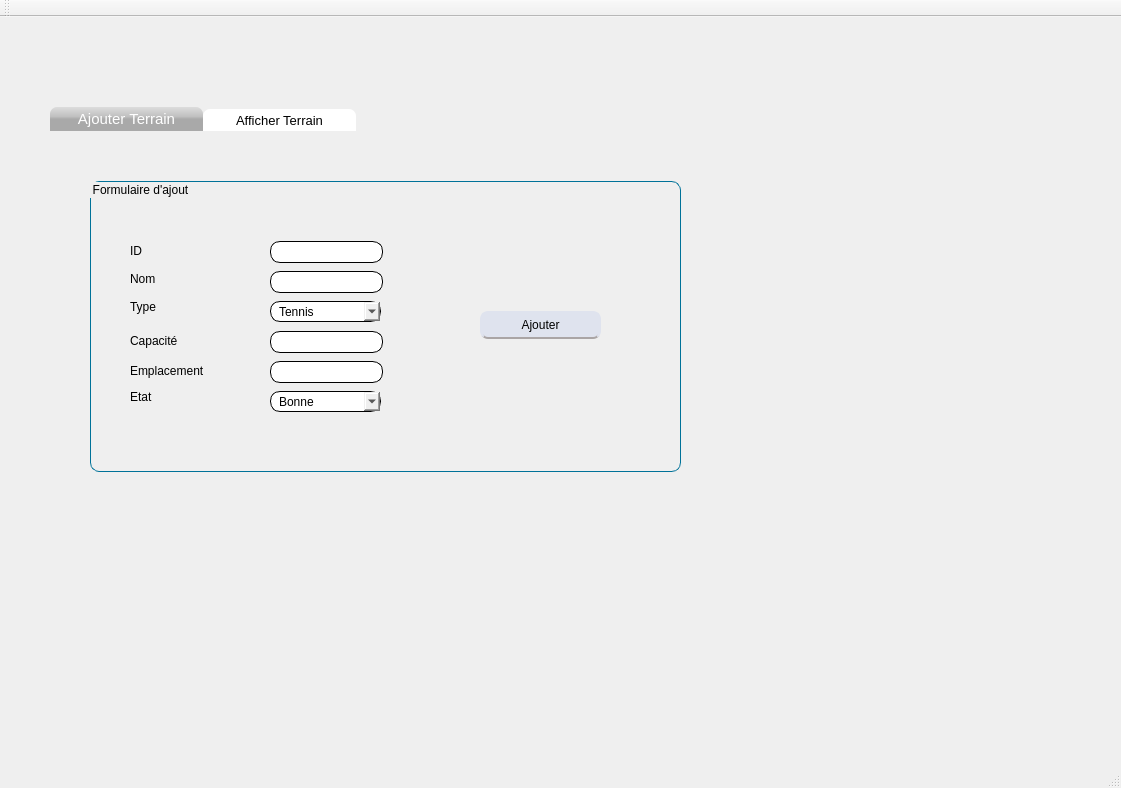
Qt form mainwindow.ui (BMaaouia/Cesar) before a commit.
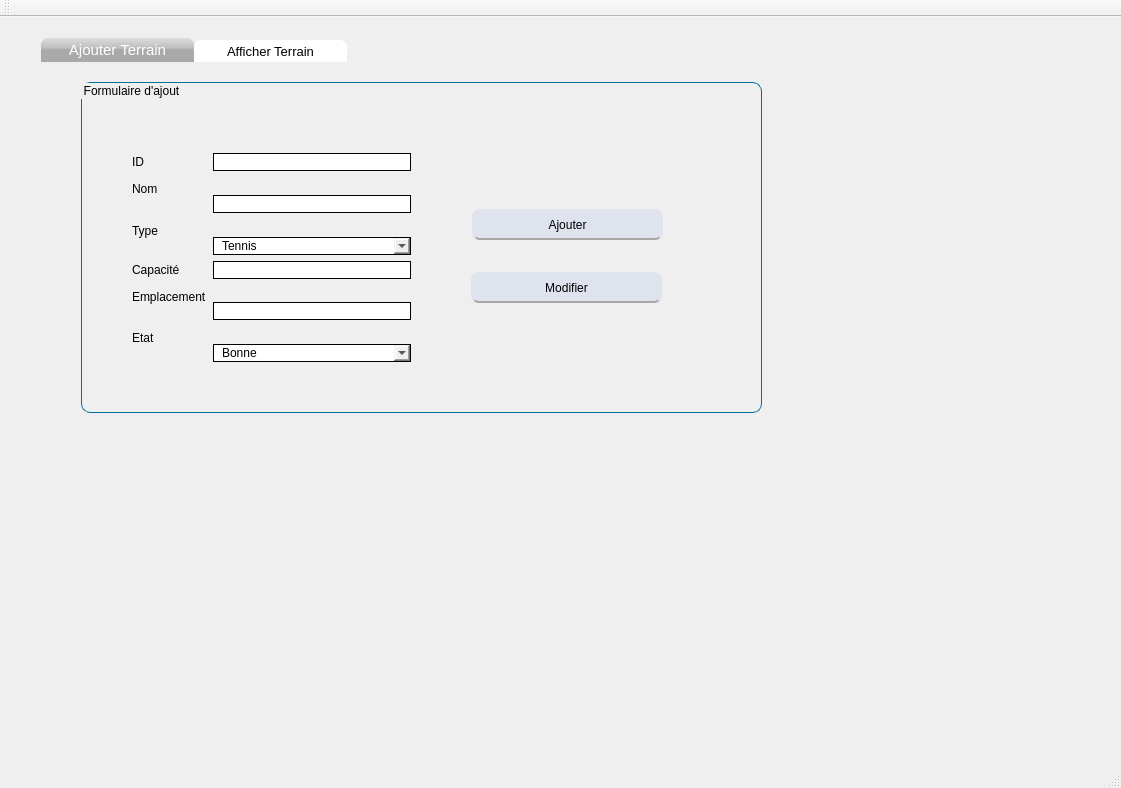
The same form after that commit. The open tabs and pages were chosen to show the change.

```diff
--- a/mainwindow.ui
+++ b/mainwindow.ui
@@ -14,15 +14,9 @@
    <string>Gestion des Clients</string>
   </property>
   <widget class="QWidget" name="centralWidget">
+   <layout class="QGridLayout" name="gridLayout">
+    <item row="0" column="0">
    <widget class="QStackedWidget" name="stackedWidget">
-    <property name="geometry">
-     <rect>
-      <x>40</x>
-      <y>80</y>
-      <width>991</width>
-      <height>431</height>
-     </rect>
-    </property>
     <property name="currentIndex">
      <number>0</number>
     </property>
@@ -30,7 +24,7 @@
      <widget class="QTabWidget" name="tabWidget">
       <property name="geometry">
        <rect>
-        <x>10</x>
+          <x>30</x>
         <y>10</y>
         <width>931</width>
         <height>411</height>
@@ -85,9 +79,9 @@
         <property name="geometry">
          <rect>
           <x>40</x>
-          <y>50</y>
-          <width>591</width>
-          <height>291</height>
+            <y>20</y>
+            <width>681</width>
+            <height>331</height>
          </rect>
         </property>
         <property name="styleSheet">
@@ -100,99 +94,91 @@
         <property name="title">
          <string>Formulaire d'ajout</string>
         </property>
-        <widget class="QLineEdit" name="lineEdit_id">
+          <widget class="QPushButton" name="pushButton_ajout">
+           <property name="enabled">
+            <bool>true</bool>
+           </property>
          <property name="geometry">
           <rect>
-           <x>180</x>
+             <x>391</x>
+             <y>127</y>
+             <width>191</width>
+             <height>31</height>
+            </rect>
+           </property>
+           <property name="styleSheet">
+            <string notr="true">QPushButton {
+background: #dfe3ee;
+border: 2px solid #dfe3ee;
+border-bottom-color: #aaa5a5; /* same as the pane color */
+border-top-left-radius: 7px;
+border-top-right-radius: 7px;
+min-width: 80px;
+border-radius: 8px;
+color: black;
+font-size:12px;
+font-family:Arial, Helvetica, sans-serif;
+
+
+}
+QPushButton:hover {
+color:#fff;
+background:#8b9dc3;
+border: none;
+
+}</string>
+           </property>
+           <property name="text">
+            <string>Ajouter</string>
+           </property>
+          </widget>
+          <widget class="QPushButton" name="pushButton_modif">
+           <property name="geometry">
+            <rect>
+             <x>390</x>
+             <y>190</y>
+             <width>191</width>
+             <height>31</height>
+            </rect>
+           </property>
+           <property name="styleSheet">
+            <string notr="true">QPushButton {
+background: #dfe3ee;
+border: 2px solid #dfe3ee;
+border-bottom-color: #aaa5a5; /* same as the pane color */
+border-top-left-radius: 7px;
+border-top-right-radius: 7px;
+min-width: 80px;
+border-radius: 8px;
+color: black;
+font-size:12px;
+font-family:Arial, Helvetica, sans-serif;
+
+
+}
+QPushButton:hover {
+color:#fff;
+background:#8b9dc3;
+border: none;
+
+}</string>
+           </property>
+           <property name="text">
+            <string>Modifier</string>
+           </property>
+          </widget>
+          <widget class="QWidget" name="">
+           <property name="geometry">
+            <rect>
+             <x>40</x>
            <y>60</y>
-           <width>113</width>
-           <height>22</height>
-          </rect>
-         </property>
-         <property name="styleSheet">
-          <string notr="true">QLineEdit
-{
-
-border-width: 1px;
-border-style: solid;
-border-color: black;
-  border-radius: 10px;
-padding:0 8;
-}</string>
-         </property>
-        </widget>
-        <widget class="QLineEdit" name="lineEdit_nom">
-         <property name="geometry">
-          <rect>
-           <x>180</x>
-           <y>90</y>
-           <width>113</width>
-           <height>22</height>
-          </rect>
-         </property>
-         <property name="styleSheet">
-          <string notr="true">QLineEdit
-{
-
-border-width: 1px;
-border-style: solid;
-border-color: black;
-  border-radius: 10px;
-padding:0 8;
-}</string>
-         </property>
-        </widget>
-        <widget class="QLineEdit" name="lineEdit_capacite">
-         <property name="geometry">
-          <rect>
-           <x>180</x>
-           <y>150</y>
-           <width>113</width>
-           <height>22</height>
-          </rect>
-         </property>
-         <property name="styleSheet">
-          <string notr="true">QLineEdit
-{
-
-border-width: 1px;
-border-style: solid;
-border-color: black;
-  border-radius: 10px;
-padding:0 8;
-}</string>
-         </property>
-        </widget>
-        <widget class="QLineEdit" name="lineEdit_emplacement">
-         <property name="geometry">
-          <rect>
-           <x>180</x>
-           <y>180</y>
-           <width>113</width>
-           <height>22</height>
-          </rect>
-         </property>
-         <property name="styleSheet">
-          <string notr="true">QLineEdit
-{
-
-border-width: 1px;
-border-style: solid;
-border-color: black;
-  border-radius: 10px;
-padding:0 8;
-}</string>
-         </property>
-        </widget>
+             <width>301</width>
+             <height>231</height>
+            </rect>
+           </property>
+           <layout class="QGridLayout" name="gridLayout_2">
+            <item row="0" column="0">
         <widget class="QLabel" name="label_id">
-         <property name="geometry">
-          <rect>
-           <x>40</x>
-           <y>60</y>
-           <width>51</width>
-           <height>20</height>
-          </rect>
-         </property>
          <property name="styleSheet">
           <string notr="true">font:75  10pt&quot;Segoe UI&quot;;</string>
          </property>
@@ -200,15 +186,24 @@
           <string>ID</string>
          </property>
         </widget>
+            </item>
+            <item row="0" column="1">
+             <widget class="QLineEdit" name="lineEdit_id">
+              <property name="styleSheet">
+               <string notr="true">QLineEdit
+{
+
+border-width: 1px;
+border-style: solid;
+border-color: black;
+  border-radius: 10px;
+padding:0 8;
+}</string>
+              </property>
+             </widget>
+            </item>
+            <item row="1" column="0">
         <widget class="QLabel" name="label_nom">
-         <property name="geometry">
-          <rect>
-           <x>40</x>
-           <y>90</y>
-           <width>56</width>
-           <height>16</height>
-          </rect>
-         </property>
          <property name="styleSheet">
           <string notr="true">font: 75 12pt &quot;Segoe UI&quot;;</string>
          </property>
@@ -216,15 +211,24 @@
           <string>Nom</string>
          </property>
         </widget>
+            </item>
+            <item row="1" column="1" rowspan="2">
+             <widget class="QLineEdit" name="lineEdit_nom">
+              <property name="styleSheet">
+               <string notr="true">QLineEdit
+{
+
+border-width: 1px;
+border-style: solid;
+border-color: black;
+  border-radius: 10px;
+padding:0 8;
+}</string>
+              </property>
+             </widget>
+            </item>
+            <item row="2" column="0" rowspan="2">
         <widget class="QLabel" name="label_type">
-         <property name="geometry">
-          <rect>
-           <x>40</x>
-           <y>110</y>
-           <width>81</width>
-           <height>31</height>
-          </rect>
-         </property>
          <property name="styleSheet">
           <string notr="true">font: 75 12pt &quot;Segoe UI&quot;;</string>
          </property>
@@ -232,15 +236,55 @@
           <string>Type</string>
          </property>
         </widget>
+            </item>
+            <item row="3" column="1">
+             <widget class="QComboBox" name="comboBox_type">
+              <property name="styleSheet">
+               <string notr="true">
+QComboBox
+{
+
+ border-width: 1px;
+border-style: solid;
+border-color: black;
+  border-radius: 10px;
+padding:0 8;
+}</string>
+              </property>
+              <item>
+               <property name="text">
+                <string>Tennis</string>
+               </property>
+              </item>
+              <item>
+               <property name="text">
+                <string>Football</string>
+               </property>
+              </item>
+              <item>
+               <property name="text">
+                <string>Volleyball</string>
+               </property>
+              </item>
+              <item>
+               <property name="text">
+                <string>Basketball</string>
+               </property>
+              </item>
+              <item>
+               <property name="text">
+                <string>Course</string>
+               </property>
+              </item>
+              <item>
+               <property name="text">
+                <string>Art Martial</string>
+               </property>
+              </item>
+             </widget>
+            </item>
+            <item row="4" column="0">
         <widget class="QLabel" name="label_capacite">
-         <property name="geometry">
-          <rect>
-           <x>40</x>
-           <y>150</y>
-           <width>81</width>
-           <height>20</height>
-          </rect>
-         </property>
          <property name="styleSheet">
           <string notr="true">font: 75 12pt &quot;Segoe UI&quot;;</string>
          </property>
@@ -248,15 +292,24 @@
           <string>Capacité</string>
          </property>
         </widget>
+            </item>
+            <item row="4" column="1">
+             <widget class="QLineEdit" name="lineEdit_capacite">
+              <property name="styleSheet">
+               <string notr="true">QLineEdit
+{
+
+border-width: 1px;
+border-style: solid;
+border-color: black;
+  border-radius: 10px;
+padding:0 8;
+}</string>
+              </property>
+             </widget>
+            </item>
+            <item row="5" column="0">
         <widget class="QLabel" name="label_emplacement">
-         <property name="geometry">
-          <rect>
-           <x>40</x>
-           <y>180</y>
-           <width>121</width>
-           <height>20</height>
-          </rect>
-         </property>
          <property name="styleSheet">
           <string notr="true">font: 75 12pt &quot;Segoe UI&quot;;</string>
          </property>
@@ -264,15 +317,24 @@
           <string>Emplacement</string>
          </property>
         </widget>
+            </item>
+            <item row="5" column="1" rowspan="2">
+             <widget class="QLineEdit" name="lineEdit_emplacement">
+              <property name="styleSheet">
+               <string notr="true">QLineEdit
+{
+
+border-width: 1px;
+border-style: solid;
+border-color: black;
+  border-radius: 10px;
+padding:0 8;
+}</string>
+              </property>
+             </widget>
+            </item>
+            <item row="6" column="0" rowspan="2">
         <widget class="QLabel" name="label_etat">
-         <property name="geometry">
-          <rect>
-           <x>40</x>
-           <y>200</y>
-           <width>141</width>
-           <height>31</height>
-          </rect>
-         </property>
          <property name="styleSheet">
           <string notr="true">font: 75 12pt &quot;Segoe UI&quot;;</string>
          </property>
@@ -280,67 +342,9 @@
           <string>Etat</string>
          </property>
         </widget>
-        <widget class="QComboBox" name="comboBox_type">
-         <property name="geometry">
-          <rect>
-           <x>180</x>
-           <y>120</y>
-           <width>111</width>
-           <height>21</height>
-          </rect>
-         </property>
-         <property name="styleSheet">
-          <string notr="true">
-QComboBox
-{
-
- border-width: 1px;
-border-style: solid;
-border-color: black;
-  border-radius: 10px;
-padding:0 8;
-}</string>
-         </property>
-         <item>
-          <property name="text">
-           <string>Tennis</string>
-          </property>
-         </item>
-         <item>
-          <property name="text">
-           <string>Football</string>
-          </property>
-         </item>
-         <item>
-          <property name="text">
-           <string>Volleyball</string>
-          </property>
-         </item>
-         <item>
-          <property name="text">
-           <string>Basketball</string>
-          </property>
-         </item>
-         <item>
-          <property name="text">
-           <string>Course</string>
-          </property>
-         </item>
-         <item>
-          <property name="text">
-           <string>Art Martial</string>
-          </property>
-         </item>
-        </widget>
+            </item>
+            <item row="7" column="1">
         <widget class="QComboBox" name="comboBox_etat">
-         <property name="geometry">
-          <rect>
-           <x>180</x>
-           <y>210</y>
-           <width>111</width>
-           <height>21</height>
-          </rect>
-         </property>
          <property name="styleSheet">
           <string notr="true">
 QComboBox
@@ -364,40 +368,8 @@
           </property>
          </item>
         </widget>
-        <widget class="QPushButton" name="pushButton_ajout">
-         <property name="geometry">
-          <rect>
-           <x>390</x>
-           <y>130</y>
-           <width>121</width>
-           <height>28</height>
-          </rect>
-         </property>
-         <property name="styleSheet">
-          <string notr="true">QPushButton {
-background: #dfe3ee;
-border: 2px solid #dfe3ee;
-border-bottom-color: #aaa5a5; /* same as the pane color */
-border-top-left-radius: 7px;
-border-top-right-radius: 7px;
-min-width: 80px;
-border-radius: 8px;
-color: black;
-font-size:12px;
-font-family:Arial, Helvetica, sans-serif;
-
-
-}
-QPushButton:hover {
-color:#fff;
-background:#8b9dc3;
-border: none;
-
-}</string>
-         </property>
-         <property name="text">
-          <string>Ajouter</string>
-         </property>
+            </item>
+           </layout>
         </widget>
        </widget>
       </widget>
@@ -572,41 +544,6 @@
          <string>Affecter Etat</string>
         </property>
        </widget>
-       <widget class="QPushButton" name="pushButton_modif">
-        <property name="geometry">
-         <rect>
-          <x>280</x>
-          <y>330</y>
-          <width>131</width>
-          <height>31</height>
-         </rect>
-        </property>
-        <property name="styleSheet">
-         <string notr="true">QPushButton {
-background: #dfe3ee;
-border: 2px solid #dfe3ee;
-border-bottom-color: #aaa5a5; /* same as the pane color */
-border-top-left-radius: 7px;
-border-top-right-radius: 7px;
-min-width: 80px;
-border-radius: 8px;
-color: black;
-font-size:12px;
-font-family:Arial, Helvetica, sans-serif;
-
-
-}
-QPushButton:hover {
-color:#fff;
-background:#8b9dc3;
-border: none;
-
-}</string>
-        </property>
-        <property name="text">
-         <string>Modifier</string>
-        </property>
-       </widget>
        <widget class="QPushButton" name="pushButton_supprime">
         <property name="geometry">
          <rect>
@@ -874,6 +811,8 @@
      </widget>
     </widget>
    </widget>
+    </item>
+   </layout>
   </widget>
   <widget class="QMenuBar" name="menuBar">
    <property name="geometry">
```
Left out of the diff: 249 changed lines with no effect on the pictures. Lines whose indentation alone changed are shown as unchanged.
